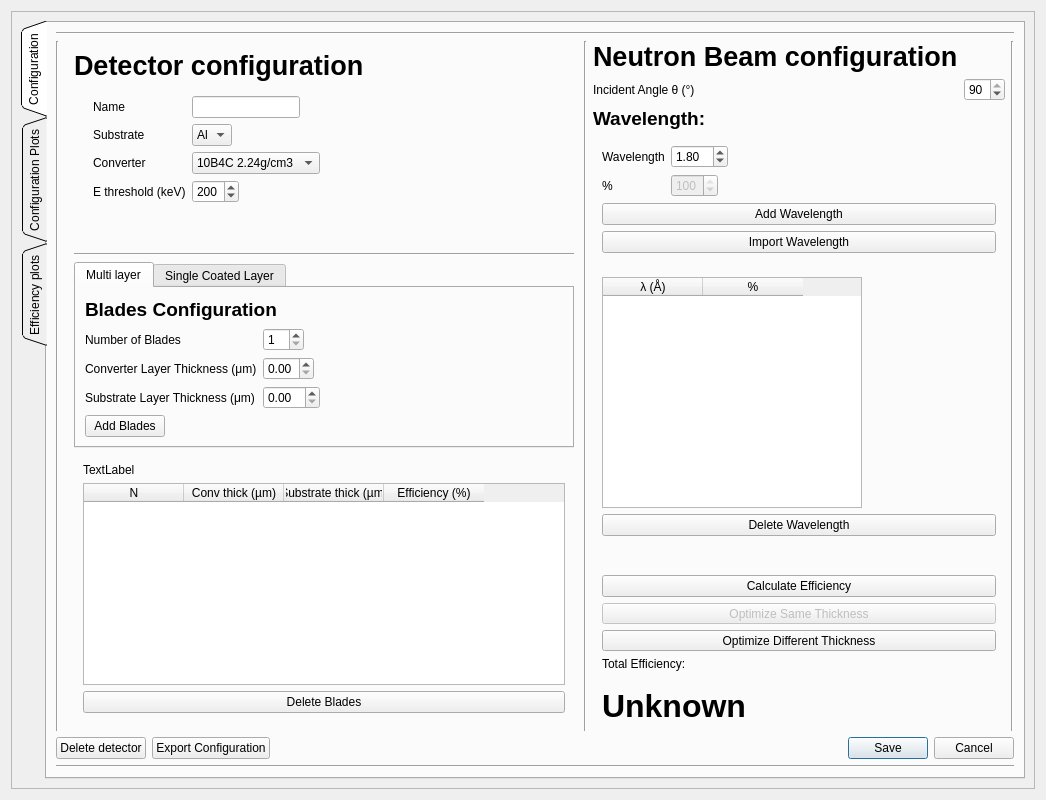
First picture: the form in efficiencyCalculator/detectorDialogTab.ui, repository ess-dg/dg_efficiencyCalculator, before the edit.
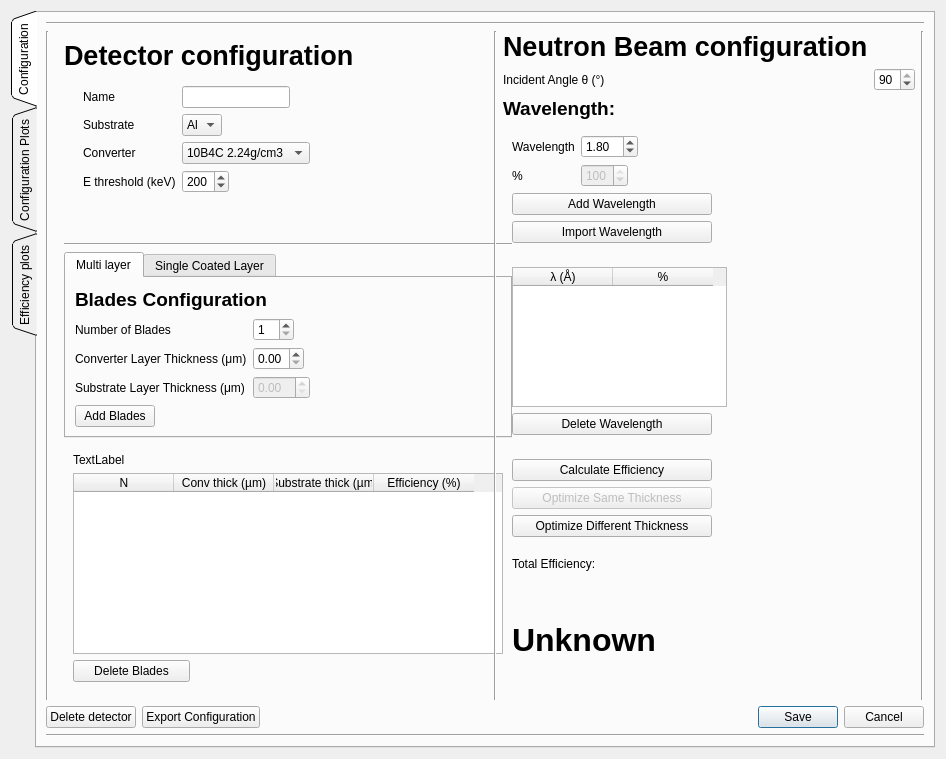
Second picture: the form after the edit.

The edit to the form file:
```diff
--- a/efficiencyCalculator/detectorDialogTab.ui
+++ b/efficiencyCalculator/detectorDialogTab.ui
@@ -9,8 +9,8 @@
    <rect>
     <x>0</x>
     <y>0</y>
-    <width>1024</width>
-    <height>800</height>
+    <width>946</width>
+    <height>759</height>
    </rect>
   </property>
   <property name="windowTitle">
@@ -18,30 +18,6 @@
   </property>
   <layout class="QHBoxLayout" name="horizontalLayout_2">
    <item>
-    <widget class="QScrollArea" name="scrollArea">
-     <property name="enabled">
-      <bool>true</bool>
-     </property>
-     <property name="minimumSize">
-      <size>
-       <width>1024</width>
-       <height>600</height>
-      </size>
-     </property>
-     <property name="widgetResizable">
-      <bool>true</bool>
-     </property>
-     <widget class="QWidget" name="scrollAreaWidgetContents">
-      <property name="geometry">
-       <rect>
-        <x>0</x>
-        <y>0</y>
-        <width>1022</width>
-        <height>774</height>
-       </rect>
-      </property>
-      <layout class="QHBoxLayout" name="horizontalLayout_9">
-       <item>
         <widget class="QTabWidget" name="tabWidget_11">
          <property name="minimumSize">
           <size>
@@ -61,7 +37,7 @@
          <property name="tabsClosable">
           <bool>false</bool>
          </property>
-         <widget class="QWidget" name="tabWidget_11Page1" native="true">
+     <widget class="QWidget" name="tabWidget_11Page1">
           <attribute name="title">
            <string>Configuration</string>
           </attribute>
@@ -312,12 +288,15 @@
                             <item row="2" column="1">
                              <widget class="QDoubleSpinBox" name="subSpinBox">
                               <property name="enabled">
-                               <bool>true</bool>
+                           <bool>false</bool>
                               </property>
                              </widget>
                             </item>
                             <item row="3" column="0">
                              <widget class="QPushButton" name="addBladeButton">
+                          <property name="cursor">
+                           <cursorShape>PointingHandCursor</cursorShape>
+                          </property>
                               <property name="text">
                                <string>Add Blades</string>
                               </property>
@@ -394,7 +373,7 @@
                      <widget class="QWidget" name="bladePlotWidget" native="true">
                       <property name="minimumSize">
                        <size>
-                        <width>500</width>
+                    <width>448</width>
                         <height>0</height>
                        </size>
                       </property>
@@ -443,6 +422,15 @@
                          </item>
                          <item>
                           <widget class="QPushButton" name="deleteBladeButton">
+                       <property name="maximumSize">
+                        <size>
+                         <width>117</width>
+                         <height>50</height>
+                        </size>
+                       </property>
+                       <property name="cursor">
+                        <cursorShape>PointingHandCursor</cursorShape>
+                       </property>
                            <property name="toolTip">
                             <string>Sets blades to 0</string>
                            </property>
@@ -578,6 +566,15 @@
                           </item>
                           <item>
                            <widget class="QPushButton" name="addPoliWavelengthButton">
+                        <property name="maximumSize">
+                         <size>
+                          <width>200</width>
+                          <height>16777215</height>
+                         </size>
+                        </property>
+                        <property name="cursor">
+                         <cursorShape>PointingHandCursor</cursorShape>
+                        </property>
                             <property name="toolTip">
                              <string>Adds a monochromatic wavelength</string>
                             </property>
@@ -588,6 +585,12 @@
                           </item>
                           <item>
                            <widget class="QPushButton" name="importWaveButton">
+                        <property name="maximumSize">
+                         <size>
+                          <width>200</width>
+                          <height>16777215</height>
+                         </size>
+                        </property>
                             <property name="toolTip">
                              <string>Imports a 2 column file with values of wavelength in angston and weight</string>
                             </property>
@@ -614,14 +617,14 @@
                          <widget class="QTableWidget" name="lambdaTableWidget">
                           <property name="minimumSize">
                            <size>
-                            <width>260</width>
-                            <height>0</height>
+                        <width>205</width>
+                        <height>50</height>
                            </size>
                           </property>
                           <property name="maximumSize">
                            <size>
-                            <width>260</width>
-                            <height>16777215</height>
+                        <width>215</width>
+                        <height>200</height>
                            </size>
                           </property>
                           <property name="editTriggers">
@@ -644,6 +647,12 @@
                         </item>
                         <item>
                          <widget class="QPushButton" name="deleteWaveButton">
+                      <property name="maximumSize">
+                       <size>
+                        <width>200</width>
+                        <height>16777215</height>
+                       </size>
+                      </property>
                           <property name="text">
                            <string>Delete Wavelength</string>
                           </property>
@@ -657,13 +666,13 @@
                        <property name="minimumSize">
                         <size>
                          <width>0</width>
-                         <height>180</height>
+                     <height>250</height>
                         </size>
                        </property>
                        <property name="maximumSize">
                         <size>
                          <width>16777215</width>
-                         <height>150</height>
+                     <height>400</height>
                         </size>
                        </property>
                        <layout class="QVBoxLayout" name="verticalLayout_23">
@@ -671,6 +680,15 @@
                          <layout class="QVBoxLayout" name="verticalLayout_5">
                           <item>
                            <widget class="QPushButton" name="calculateTotalEffButton">
+                        <property name="maximumSize">
+                         <size>
+                          <width>200</width>
+                          <height>16777215</height>
+                         </size>
+                        </property>
+                        <property name="cursor">
+                         <cursorShape>PointingHandCursor</cursorShape>
+                        </property>
                             <property name="toolTip">
                              <string>Calculate total efficiency for this detector</string>
                             </property>
@@ -684,6 +702,15 @@
                             <property name="enabled">
                              <bool>false</bool>
                             </property>
+                        <property name="maximumSize">
+                         <size>
+                          <width>200</width>
+                          <height>16777215</height>
+                         </size>
+                        </property>
+                        <property name="cursor">
+                         <cursorShape>PointingHandCursor</cursorShape>
+                        </property>
                             <property name="toolTip">
                              <string>Set thickness of blades to its most efficient thickness. All blades have the same converter thickness</string>
                             </property>
@@ -694,6 +721,15 @@
                           </item>
                           <item>
                            <widget class="QPushButton" name="optimizeThicknessDiffButton">
+                        <property name="maximumSize">
+                         <size>
+                          <width>200</width>
+                          <height>16777215</height>
+                         </size>
+                        </property>
+                        <property name="cursor">
+                         <cursorShape>PointingHandCursor</cursorShape>
+                        </property>
                             <property name="toolTip">
                              <string>Set thickness of blades to its most efficient thickness. All blades have the different converter thickness</string>
                             </property>
@@ -716,7 +752,7 @@
                           <property name="minimumSize">
                            <size>
                             <width>0</width>
-                            <height>60</height>
+                        <height>100</height>
                            </size>
                           </property>
                           <property name="toolTip">
@@ -1064,10 +1100,6 @@
                </widget>
               </item>
              </layout>
-            </widget>
-           </item>
-          </layout>
-         </widget>
         </widget>
        </item>
       </layout>
```
Lines whose indentation alone changed are shown as unchanged.
